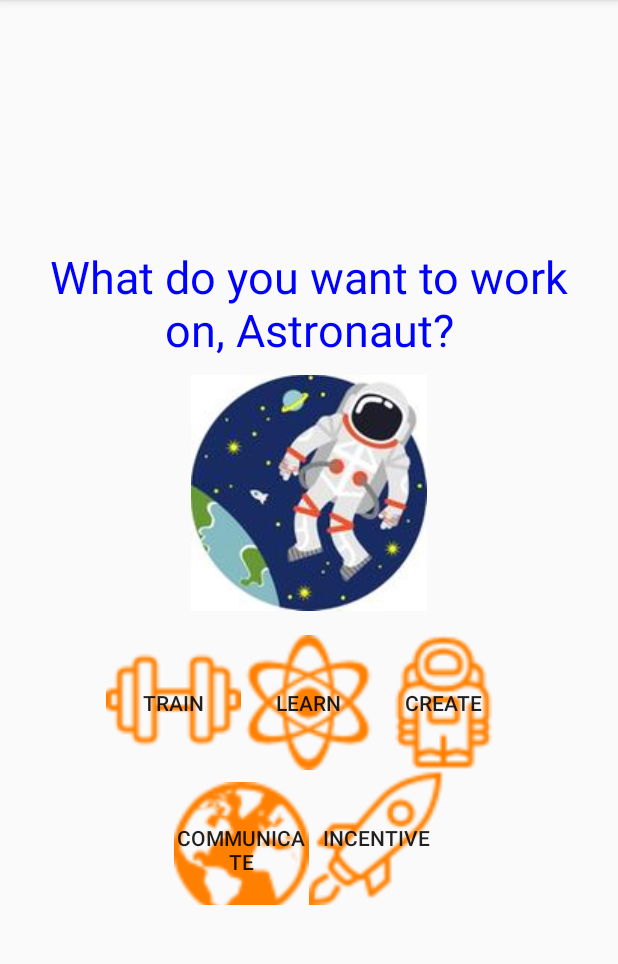
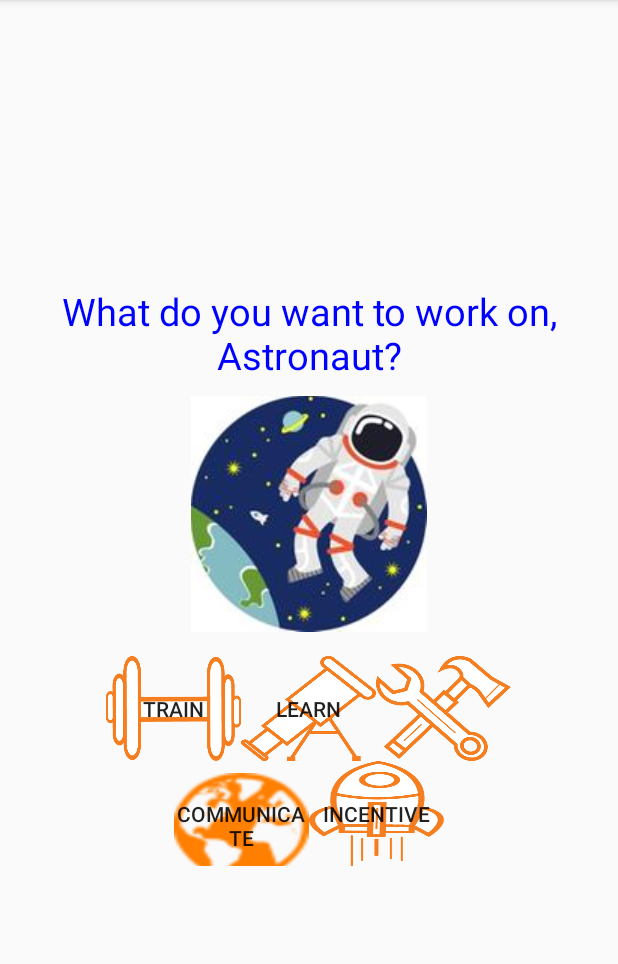
Before and after one commit to Billy1301/BlastOff, an Android app: the SelectActivity screen opened directly, with no data from a screen before it, on a phone screen of 412 x 824 dp, the part 84-1048 px from its top. Run offline under Robolectric (Android 15) with nearby library versions, the light colour scheme and no system bars; Roboto replaces fonts that are not available here.

Commit message:
test images for UI

```diff
--- a/SpaceApp/app/src/main/java/com/example/billy/spaceapp/CreateImageActivity.java
+++ b/SpaceApp/app/src/main/java/com/example/billy/spaceapp/CreateImageActivity.java
@@ -70,13 +70,13 @@ public class CreateImageActivity extends AppCompatActivity {
         projectTitle.setText(titleExtra);
 
         if (projectTitle.getText().equals(CreateActivity.rocket)){
-            projectImage.setImageResource(R.drawable.create_rocket);
+            projectImage.setImageResource(R.drawable.final_rocket);
         }
         if (projectTitle.getText().equals(CreateActivity.helmet)){
             projectImage.setImageResource(R.drawable.create_helmet);
         }
         if (projectTitle.getText().equals(CreateActivity.spaceSuit)){
-            projectImage.setImageResource(R.drawable.space_suit_hint);
+            projectImage.setImageResource(R.drawable.final_create_spacesuit);
         }
 
     }
--- a/SpaceApp/app/src/main/res/layout/activity_select.xml
+++ b/SpaceApp/app/src/main/res/layout/activity_select.xml
@@ -21,7 +21,7 @@
         android:textColor="@color/colorPrimaryDark"
         android:textAlignment="center"
         android:layout_marginBottom="10dp"
-        android:textSize="30dp"
+        android:textSize="25dp"
         />
 
     <ImageView
@@ -38,25 +38,24 @@
         <Button
             android:id="@+id/select_train_button_id"
             android:layout_width="90dp"
-            android:layout_height="90dp"
+            android:layout_height="70dp"
             android:text="train"
-            android:background="@drawable/dumbbell48"
+            android:background="@drawable/train_icon"
             android:layout_weight="1"/>
 
         <Button
             android:id="@+id/select_learn_button_id"
             android:layout_width="90dp"
-            android:layout_height="90dp"
+            android:layout_height="70dp"
             android:text="learn"
-            android:background="@drawable/physics48"
+            android:background="@drawable/learn_icon"
             android:layout_weight="1"/>
 
         <Button
             android:id="@+id/select_create_button_id"
             android:layout_width="90dp"
-            android:layout_height="90dp"
-            android:text="create"
-            android:background="@drawable/astronaut_48"
+            android:layout_height="70dp"
+            android:background="@drawable/create_icon"
             android:layout_weight="1"/>
 
     </LinearLayout>
@@ -69,7 +68,7 @@
         <Button
             android:id="@+id/select_communicate_button_id"
             android:layout_width="90dp"
-            android:layout_height="90dp"
+            android:layout_height="70dp"
             android:text="communicate"
             android:background="@drawable/globe_48"
             android:layout_weight="1" />
@@ -78,9 +77,9 @@
         <Button
             android:id="@+id/select_incentive_button_id"
             android:layout_width="90dp"
-            android:layout_height="90dp"
+            android:layout_height="70dp"
             android:text="incentive"
-            android:background="@drawable/rocket48"
+            android:background="@drawable/incentive_icon"
             android:layout_weight="1"/>
 
     </LinearLayout>
```
Also changed, not shown: SpaceApp/app/src/main/res/layout/activity_create.xml (+5 -7 lines), SpaceApp/app/src/main/res/drawable/create_icon.png (added), SpaceApp/app/src/main/res/drawable/final_create_spacesuit.png (added), SpaceApp/app/src/main/res/drawable/final_rocket.png (added), SpaceApp/app/src/main/res/drawable/incentive_icon.png (added), SpaceApp/app/src/main/res/drawable/learn_icon.png (added), SpaceApp/app/src/main/res/drawable/train_icon.png (added), 2 other files.
